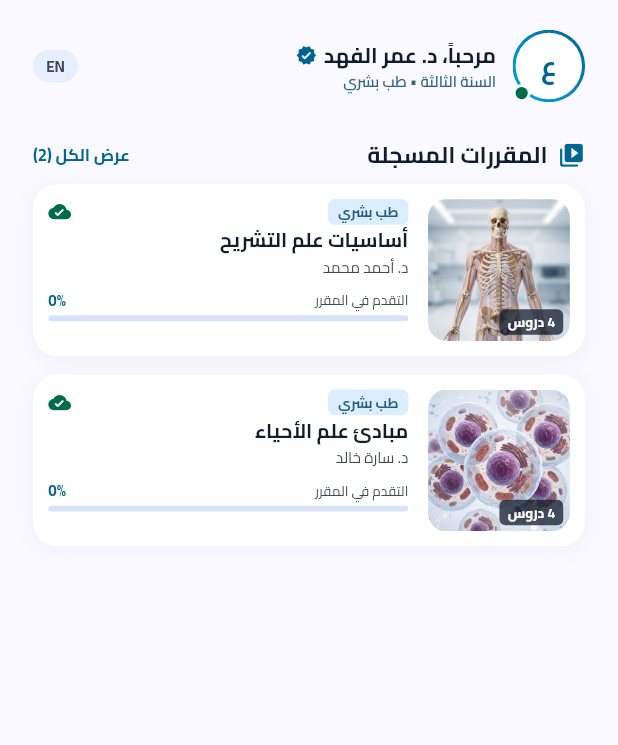
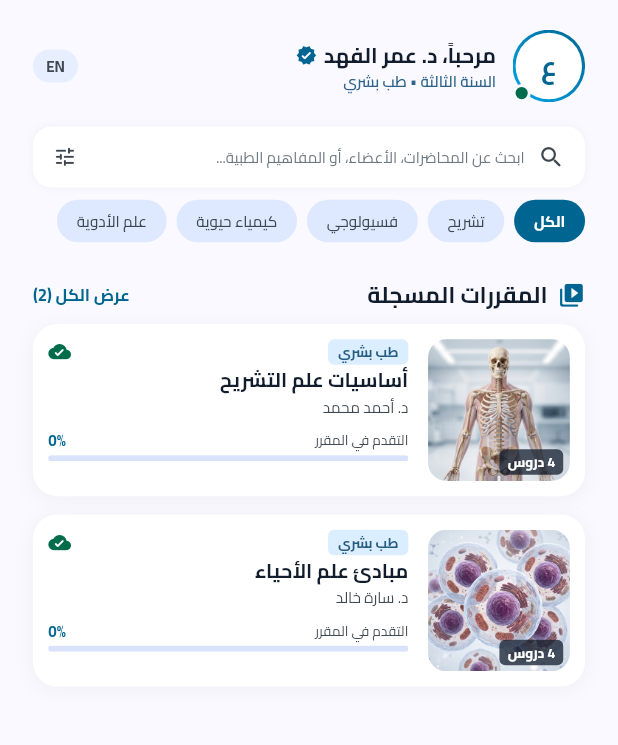
Before and after one commit to Someooo/thaheen-lms-flutter, a Flutter app: the screen it shows after launch, after a tap on "عربي", on a phone screen of 412 x 824 dp, the part 132-877 px from its top. Run offline on Flutter 3.47's test engine with Material 3 defaults, Android fonts, the light colour scheme and no system bars; our stand-ins replace connectivity_plus, equatable, flutter_native_splash, flutter_screenutil, get, hive and 2 more; accounts and stored records are empty.

Commit message:
complete task free bug

```diff
--- a/lib/core/localization/app_translations.dart
+++ b/lib/core/localization/app_translations.dart
@@ -39,8 +39,8 @@ class AppTranslations extends Translations {
     'user_greeting': 'مرحباً، د. عمر الفهد',
     'user_grade': 'السنة الثالثة • طب بشري',
     'synced_status': 'متزامن',
-    'data_synced_locally': 'البيانات متزامنة محلياً (Offline Ready)',
-    'hive_cache_version': 'Hive Cache v3.4',
+    'data_synced_locally': 'المحتوى متاح بالكامل (Offline Ready)',
+    'hive_cache_version': 'v3.4',
     'search_hint': 'ابحث عن المحاضرات، الأعضاء، أو المفاهيم الطبية...',
     'filter_all': 'الكل',
     'filter_anatomy': 'تشريح',
@@ -52,29 +52,29 @@ class AppTranslations extends Translations {
     'certified_medical_content': 'محتوى طبي معتمد',
     'download_offline_study': 'تحميل للدراسة أوفلاين',
     'prep_year_medicine': 'السنة التحضيرية والطب البشري',
-    'hive_cache_ready': 'Hive Cache جاهز',
+    'hive_cache_ready': 'متاح بدون إنترنت',
     'series_subtitle': 'سلسلة الطب السريري • ذاهين',
     'instructor_title': 'أستاذ مشارك واستشاري سريري',
     'hours_stat_value': '16 ساعة',
     'hours_stat_label': 'تدريب سريري',
     'lectures_stat_label': 'محاضرة مسجلة',
     'offline_stat_value': 'أوفلاين',
-    'offline_stat_label': 'Hive Sync',
+    'offline_stat_label': 'جاهزية المحتوى',
     'overall_progress': 'نسبة الإنجاز الكلية',
     'sequential_rule_title': 'قاعدة الفتح التتابعي للمحاضرات',
     'sequential_rule_desc': 'يتطلب فتح كل درس تلقائياً استكمال 90% على الأقل من المحاضرة السابقة لضمان جودة الاستيعاب الأكاديمي.',
-    'saved_in_hive': 'محفوظة في Hive',
+    'saved_in_hive': 'جاهز للمشاهدة',
     'works_offline': 'يعمل دون إنترنت (Offline Playback)',
     'auto_complete_success_title': 'تم إكمال الدرس بنجاح (100%)',
     'auto_complete_target_title': 'نسبة الإكمال التلقائي: هدف 90%',
-    'auto_complete_success_desc': 'تم فتح المحاضرة التالية تلقائياً وتسجيل الإنجاز في Hive.',
+    'auto_complete_success_desc': 'تم فتح المحاضرة التالية تلقائياً وحفظ تقدمك بنجاح.',
     'auto_complete_target_desc': 'عند الوصول إلى 90% من مدة المحاضرة، سيتم إكمال الدرس تلقائياً وفتح المحاضرة التالية.',
     'take_note': 'تدوين ملاحظة',
     'tab_module_contents': 'محتويات الوحدة',
     'tab_lecture_summary': 'ملخص المحاضرة',
     'tab_notes': 'الملاحظات (4)',
     'current_playing_lecture': 'المحاضرة الحالية • جاري التشغيل',
-    'stored_in_hive_memory': 'مخزن في ذاكرة الهاتف Hive • متاح أوفلاين',
+    'stored_in_hive_memory': 'متاح بدون إنترنت',
     'splash_portal_tag': 'بوابة الامتياز الطبي الأكاديمي',
     'splash_brand_title': 'مَنَصَّـةُ ذَهِيـن',
     'splash_field_title': 'التعليم الطبي والعلوم الصحية',
@@ -83,7 +83,7 @@ class AppTranslations extends Translations {
     'spec_nursing': 'التمريض',
     'spec_pharmacy': 'الصيدلة الإكلينيكية',
     'spec_prep': 'السنة التحضيرية',
-    'splash_sync_status': 'جاهزية التزامن المحلي',
+    'splash_sync_status': 'جاهزية المحتوى',
     'splash_curriculum_status': 'تم تحديث المناهج المسجلة',
     'splash_enter_portal': 'الدخول إلى الفضاء التعليمي',
     'splash_offline_compat': 'متوافق مع وضع عدم الاتصال (Offline Ready)',
@@ -129,8 +129,8 @@ class AppTranslations extends Translations {
     'user_greeting': 'Hello, Dr. Omar Al-Fahad',
     'user_grade': '3rd Year • Medicine',
     'synced_status': 'Synced',
-    'data_synced_locally': 'Data synchronized locally (Offline Ready)',
-    'hive_cache_version': 'Hive Cache v3.4',
+    'data_synced_locally': 'Content fully available (Offline Ready)',
+    'hive_cache_version': 'v3.4',
     'search_hint': 'Search lectures, organs, or medical concepts...',
     'filter_all': 'All',
     'filter_anatomy': 'Anatomy',
@@ -142,29 +142,29 @@ class AppTranslations extends Translations {
     'certified_medical_content': 'Certified Medical Content',
     'download_offline_study': 'Download for Offline Study',
     'prep_year_medicine': 'Preparatory Year & Medicine',
-    'hive_cache_ready': 'Hive Cache Ready',
+    'hive_cache_ready': 'Offline Ready',
     'series_subtitle': 'Clinical Medicine Series • Thaheen',
     'instructor_title': 'Associate Professor & Clinical Consultant',
     'hours_stat_value': '16 Hours',
     'hours_stat_label': 'Clinical Training',
     'lectures_stat_label': 'Recorded Lectures',
     'offline_stat_value': 'Offline',
-    'offline_stat_label': 'Hive Sync',
+    'offline_stat_label': 'Content Ready',
     'overall_progress': 'Total Completion Rate',
     'sequential_rule_title': 'Sequential Unlocking Rule',
     'sequential_rule_desc': 'Unlocking each lesson requires completing at least 90% of the previous lecture to ensure academic comprehension.',
-    'saved_in_hive': 'Saved in Hive',
+    'saved_in_hive': 'Ready to Watch',
     'works_offline': 'Offline Playback Ready',
     'auto_complete_success_title': 'Lesson Completed Successfully (100%)',
     'auto_complete_target_title': 'Auto-completion Rate: 90% Target',
-    'auto_complete_success_desc': 'The next lecture has been unlocked automatically and recorded in Hive.',
+    'auto_complete_success_desc': 'The next lecture has been unlocked automatically and your progress is saved.',
     'auto_complete_target_desc': 'Upon reaching 90% of lecture duration, this lesson will automatically complete and unlock the next.',
     'take_note': 'Take Note',
     'tab_module_contents': 'Module Contents',
     'tab_lecture_summary': 'Lecture Summary',
     'tab_notes': 'Notes (4)',
     'current_playing_lecture': 'Current Lecture • Playing',
-    'stored_in_hive_memory': 'Stored in Hive phone storage • Offline available',
+    'stored_in_hive_memory': 'Available offline',
     'splash_portal_tag': 'Academic Medical Excellence Portal',
     'splash_brand_title': 'Thaheen Platform',
     'splash_field_title': 'Medical & Health Sciences Education',
@@ -173,7 +173,7 @@ class AppTranslations extends Translations {
     'spec_nursing': 'Nursing',
     'spec_pharmacy': 'Pharmacy',
     'spec_prep': 'Prep Year',
-    'splash_sync_status': 'Offline Ready',
+    'splash_sync_status': 'Content Ready',
     'splash_curriculum_status': 'Curriculum Loaded',
     'splash_enter_portal': 'Enter Learning Portal',
     'splash_offline_compat': 'Fully Compatible with Offline Mode',
--- a/lib/core/services/network_service.dart
+++ b/lib/core/services/network_service.dart
@@ -12,6 +12,7 @@ class NetworkService extends GetxService {
   StreamSubscription<List<ConnectivityResult>>? _subscription;
 
   final RxBool _isConnected = true.obs;
+  bool _isInitialCheck = true;
 
   bool get isConnected => _isConnected.value;
   RxBool get isConnectedRx => _isConnected;
@@ -45,7 +46,13 @@ class NetworkService extends GetxService {
 
   Future<void> _handleConnectivityChange(
       List<ConnectivityResult> results) async {
-    if (results.contains(ConnectivityResult.none)) {
+    final hasInterface = results.any((r) =>
+        r == ConnectivityResult.wifi ||
+        r == ConnectivityResult.mobile ||
+        r == ConnectivityResult.ethernet ||
+        r == ConnectivityResult.vpn);
+
+    if (!hasInterface) {
       _updateStatus(false);
       return;
     }
@@ -57,7 +64,13 @@ class NetworkService extends GetxService {
   Future<bool> checkConnection() async {
     try {
       final results = await _connectivity.checkConnectivity();
-      if (results.contains(ConnectivityResult.none)) {
+      final hasInterface = results.any((r) =>
+          r == ConnectivityResult.wifi ||
+          r == ConnectivityResult.mobile ||
+          r == ConnectivityResult.ethernet ||
+          r == ConnectivityResult.vpn);
+
+      if (!hasInterface) {
         _updateStatus(false);
         return false;
       }
@@ -72,30 +85,54 @@ class NetworkService extends GetxService {
 
   Future<bool> _hasRealInternetAccess() async {
     try {
-      final result = await InternetAddress.lookup('example.com')
-          .timeout(const Duration(seconds: 3));
-      return result.isNotEmpty && result[0].rawAddress.isNotEmpty;
-    } on SocketException catch (_) {
-      return false;
-    } on TimeoutException catch (_) {
-      return false;
-    } catch (e) {
-      if (kDebugMode) {
-        debugPrint('Internet lookup error: $e');
+      final socket = await Socket.connect(
+        '8.8.8.8',
+        53,
+        timeout: const Duration(milliseconds: 2500),
+      );
+      socket.destroy();
+      return true;
+    } catch (_) {}
+
+    try {
+      final socket = await Socket.connect(
+        '1.1.1.1',
+        53,
+        timeout: const Duration(milliseconds: 2500),
+      );
+      socket.destroy();
+      return true;
+    } catch (_) {}
+
+    try {
+      final result = await InternetAddress.lookup('google.com')
+          .timeout(const Duration(milliseconds: 2500));
+      if (result.isNotEmpty && result[0].rawAddress.isNotEmpty) {
+        return true;
       }
-      return false;
-    }
+    } catch (_) {}
+
+    return false;
   }
 
   void _updateStatus(bool newStatus) {
-    if (_isConnected.value == newStatus) return;
+    final wasInitial = _isInitialCheck;
+    _isInitialCheck = false;
 
+    if (!wasInitial && _isConnected.value == newStatus) return;
+
+    final previousStatus = _isConnected.value;
     _isConnected.value = newStatus;
 
-    if (!newStatus) {
-      ToastUtils.showNoInternetSnackbar();
+    if (newStatus) {
+      ToastUtils.dismissSnackbar();
+      if (!wasInitial && !previousStatus) {
+        ToastUtils.showInternetRestoredSnackbar();
+      }
     } else {
-      ToastUtils.showInternetRestoredSnackbar();
+      if (!wasInitial) {
+        ToastUtils.showNoInternetSnackbar();
+      }
     }
   }
 }
--- a/lib/features/courses/presentation/screens/courses_screen.dart
+++ b/lib/features/courses/presentation/screens/courses_screen.dart
@@ -29,7 +29,7 @@ class CoursesScreen extends StatelessWidget {
             slivers: [
               const SliverToBoxAdapter(child: CoursesHeader()),
               const SliverToBoxAdapter(child: ClinicalIdentityBar()),
-              // const SliverToBoxAdapter(child: CourseSearchBarWithFilters()),
+              const SliverToBoxAdapter(child: CourseSearchBarWithFilters()),
               Obx(() {
                 final state = controller.state.value;
 
```
Also changed, not shown: 1 other file.
